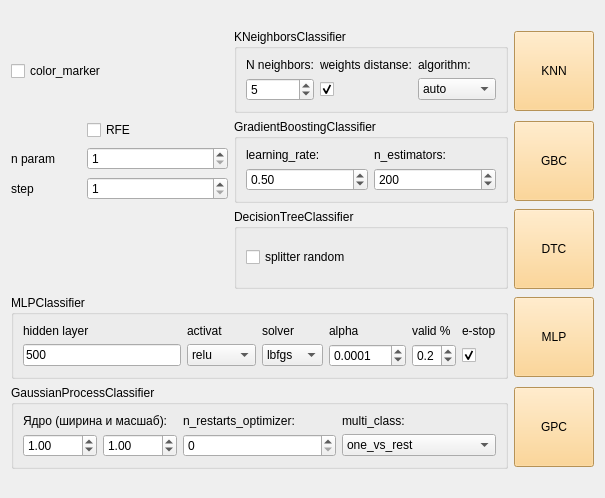
First picture: the form in qt/classifier_form.ui, repository idergunoff/geovel_1.0, before the edit.
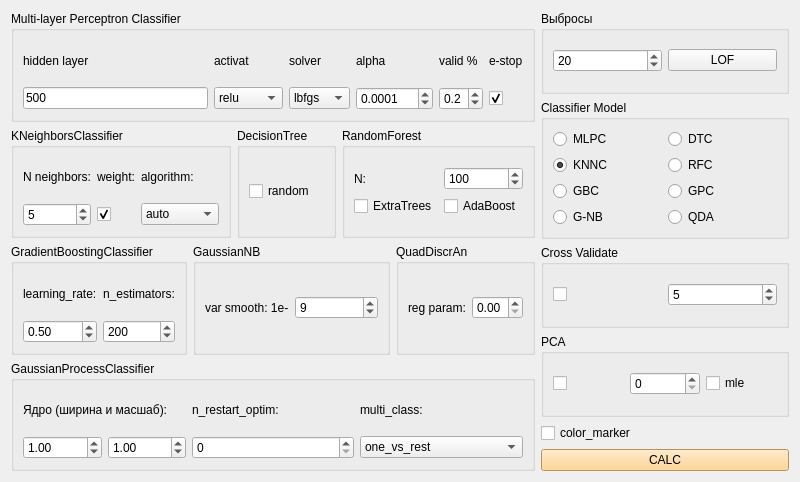
Second picture: the form after the edit.

Commit message: new classifier, random forest, pipeline, lof, pca

What changed in the file:
```diff
--- a/qt/classifier_form.ui
+++ b/qt/classifier_form.ui
@@ -6,8 +6,8 @@
    <rect>
     <x>0</x>
     <y>0</y>
-    <width>605</width>
-    <height>498</height>
+    <width>800</width>
+    <height>482</height>
    </rect>
   </property>
   <property name="windowTitle">
@@ -15,21 +15,11 @@
   </property>
   <layout class="QGridLayout" name="gridLayout_5">
    <item row="0" column="0">
-    <layout class="QGridLayout" name="gridLayout_4">
-     <item row="0" column="0">
-      <widget class="QCheckBox" name="checkBox_color_marker">
-       <property name="text">
-        <string>color_marker</string>
-       </property>
-       <property name="checked">
-        <bool>false</bool>
-       </property>
-      </widget>
-     </item>
-     <item row="3" column="0" colspan="2">
+    <layout class="QGridLayout" name="gridLayout_19">
+     <item row="0" column="0" colspan="5">
       <widget class="QGroupBox" name="groupBox">
        <property name="title">
-        <string>MLPClassifier</string>
+        <string>Multi-layer Perceptron Classifier</string>
        </property>
        <layout class="QGridLayout" name="gridLayout">
         <item row="0" column="0">
@@ -175,7 +165,7 @@
        </layout>
       </widget>
      </item>
-     <item row="0" column="1">
+     <item row="1" column="0" colspan="2">
       <widget class="QGroupBox" name="groupBox_2">
        <property name="title">
         <string>KNeighborsClassifier</string>
@@ -191,7 +181,7 @@
         <item row="0" column="1">
          <widget class="QLabel" name="label_41">
           <property name="text">
-           <string>weights distanse:</string>
+           <string>weight:</string>
           </property>
          </widget>
         </item>
@@ -259,22 +249,75 @@
       </widget>
      </item>
      <item row="1" column="2">
-      <widget class="QPushButton" name="pushButton_calc_gbc">
-       <property name="minimumSize">
-        <size>
-         <width>0</width>
-         <height>80</height>
-        </size>
+      <widget class="QGroupBox" name="groupBox_4">
+       <property name="title">
+        <string>DecisionTree</string>
        </property>
-       <property name="styleSheet">
-        <string notr="true">background-color: rgb(255, 204, 121);</string>
+       <layout class="QGridLayout" name="gridLayout_7">
+        <item row="0" column="0">
+         <widget class="QCheckBox" name="checkBox_splitter_rnd">
+          <property name="toolTip">
+           <string>Стратегия, используемая для выбора разделения в узлах. Возможные значения - &quot;best&quot; (выбирается лучшее разделение) или &quot;random&quot; (выбирается случайное разделение)</string>
+          </property>
+          <property name="text">
+           <string>random</string>
+          </property>
+         </widget>
+        </item>
+       </layout>
+      </widget>
+     </item>
+     <item row="1" column="3" colspan="2">
+      <widget class="QGroupBox" name="groupBox_10">
+       <property name="title">
+        <string>RandomForest</string>
        </property>
-       <property name="text">
-        <string>GBC</string>
-       </property>
+       <layout class="QGridLayout" name="gridLayout_16">
+        <item row="0" column="0">
+         <layout class="QGridLayout" name="gridLayout_15">
+          <item row="0" column="0">
+           <widget class="QLabel" name="label_7">
+            <property name="text">
+             <string>N:</string>
+            </property>
+           </widget>
+          </item>
+          <item row="0" column="1">
+           <widget class="QSpinBox" name="spinBox_rfc_n">
+            <property name="minimum">
+             <number>1</number>
+            </property>
+            <property name="maximum">
+             <number>10000</number>
+            </property>
+            <property name="singleStep">
+             <number>10</number>
+            </property>
+            <property name="value">
+             <number>100</number>
+            </property>
+           </widget>
+          </item>
+          <item row="1" column="1">
+           <widget class="QCheckBox" name="checkBox_rfc_ada">
+            <property name="text">
+             <string>AdaBoost</string>
+            </property>
+           </widget>
+          </item>
+          <item row="1" column="0">
+           <widget class="QCheckBox" name="checkBox_rfc_extra">
+            <property name="text">
+             <string>ExtraTrees</string>
+            </property>
+           </widget>
+          </item>
+         </layout>
+        </item>
+       </layout>
       </widget>
      </item>
-     <item row="1" column="1">
+     <item row="2" column="0">
       <widget class="QGroupBox" name="groupBox_6">
        <property name="title">
         <string>GradientBoostingClassifier</string>
@@ -338,7 +381,82 @@
        </layout>
       </widget>
      </item>
-     <item row="4" column="0" colspan="2">
+     <item row="2" column="1" colspan="3">
+      <widget class="QGroupBox" name="groupBox_8">
+       <property name="title">
+        <string>GaussianNB</string>
+       </property>
+       <layout class="QGridLayout" name="gridLayout_14">
+        <item row="0" column="0">
+         <layout class="QGridLayout" name="gridLayout_13">
+          <item row="0" column="0">
+           <widget class="QLabel" name="label_4">
+            <property name="toolTip">
+             <string>Доля наибольшей дисперсии всех признаков, которая добавляется к дисперсиям для стабильности вычислений</string>
+            </property>
+            <property name="text">
+             <string>var smooth: 1e-</string>
+            </property>
+           </widget>
+          </item>
+          <item row="0" column="1">
+           <widget class="QSpinBox" name="spinBox_gnb_var_smooth">
+            <property name="toolTip">
+             <string>Доля наибольшей дисперсии всех признаков, которая добавляется к дисперсиям для стабильности вычислений</string>
+            </property>
+            <property name="minimum">
+             <number>5</number>
+            </property>
+            <property name="maximum">
+             <number>12</number>
+            </property>
+            <property name="value">
+             <number>9</number>
+            </property>
+           </widget>
+          </item>
+         </layout>
+        </item>
+       </layout>
+      </widget>
+     </item>
+     <item row="2" column="4">
+      <widget class="QGroupBox" name="groupBox_7">
+       <property name="title">
+        <string>QuadDiscrAn</string>
+       </property>
+       <layout class="QGridLayout" name="gridLayout_12">
+        <item row="0" column="0">
+         <layout class="QGridLayout" name="gridLayout_11">
+          <item row="0" column="0">
+           <widget class="QLabel" name="label_3">
+            <property name="toolTip">
+             <string>Регуляризационный параметр, добавляемый к диагонали матрицы дисперсии в каждом классе. Использование регуляризации может быть полезно в случаях, когда количество признаков больше количества образцов.</string>
+            </property>
+            <property name="text">
+             <string>reg param:</string>
+            </property>
+           </widget>
+          </item>
+          <item row="0" column="1">
+           <widget class="QDoubleSpinBox" name="doubleSpinBox_qda_reg_param">
+            <property name="toolTip">
+             <string>Регуляризационный параметр, добавляемый к диагонали матрицы дисперсии в каждом классе. Использование регуляризации может быть полезно в случаях, когда количество признаков больше количества образцов.</string>
+            </property>
+            <property name="maximum">
+             <double>1.000000000000000</double>
+            </property>
+            <property name="singleStep">
+             <double>0.010000000000000</double>
+            </property>
+           </widget>
+          </item>
+         </layout>
+        </item>
+       </layout>
+      </widget>
+     </item>
+     <item row="3" column="0" colspan="5">
       <widget class="QGroupBox" name="groupBox_3">
        <property name="title">
         <string>GaussianProcessClassifier</string>
@@ -357,7 +475,7 @@
            <string>Определяет количество повторных запусков оптимизации параметров для выбора наилучшего значения. Это может помочь избежать локальных оптимумов.</string>
           </property>
           <property name="text">
-           <string>n_restarts_optimizer:</string>
+           <string>n_restart_optim:</string>
           </property>
          </widget>
         </item>
@@ -446,137 +564,247 @@
        </layout>
       </widget>
      </item>
-     <item row="3" column="2">
-      <widget class="QPushButton" name="pushButton_calc_mlp">
-       <property name="minimumSize">
-        <size>
-         <width>0</width>
-         <height>80</height>
-        </size>
+    </layout>
+   </item>
+   <item row="0" column="1">
+    <layout class="QGridLayout" name="gridLayout_18">
+     <item row="0" column="0">
+      <widget class="QGroupBox" name="groupBox_12">
+       <property name="title">
+        <string>Выбросы</string>
        </property>
-       <property name="styleSheet">
-        <string notr="true">background-color: rgb(255, 204, 121);</string>
+       <layout class="QGridLayout" name="gridLayout_17">
+        <item row="0" column="0">
+         <widget class="QSpinBox" name="spinBox_lof_neighbor">
+          <property name="minimum">
+           <number>1</number>
+          </property>
+          <property name="maximum">
+           <number>1000</number>
+          </property>
+          <property name="value">
+           <number>20</number>
+          </property>
+         </widget>
+        </item>
+        <item row="0" column="1">
+         <widget class="QPushButton" name="pushButton_lof">
+          <property name="text">
+           <string>LOF</string>
+          </property>
+         </widget>
+        </item>
+       </layout>
+      </widget>
+     </item>
+     <item row="1" column="0">
+      <widget class="QGroupBox" name="groupBox_5">
+       <property name="title">
+        <string>Classifier Model</string>
        </property>
+       <layout class="QGridLayout" name="gridLayout_10">
+        <item row="0" column="0">
+         <layout class="QGridLayout" name="gridLayout_4">
+          <item row="0" column="0">
+           <widget class="QRadioButton" name="radioButton_mlp">
+            <property name="toolTip">
+             <string>Multi-layer Perceptron classifier</string>
+            </property>
+            <property name="text">
+             <string>MLPC</string>
+            </property>
+            <attribute name="buttonGroup">
+             <string notr="true">buttonGroup</string>
+            </attribute>
+           </widget>
+          </item>
+          <item row="0" column="1">
+           <widget class="QRadioButton" name="radioButton_dtc">
+            <property name="toolTip">
+             <string>Decision Tree classifier</string>
+            </property>
+            <property name="text">
+             <string>DTC</string>
+            </property>
+            <attribute name="buttonGroup">
+             <string notr="true">buttonGroup</string>
+            </attribute>
+           </widget>
+          </item>
+          <item row="1" column="0">
+           <widget class="QRadioButton" name="radioButton_knn">
+            <property name="toolTip">
+             <string>K-Nearest Neighbors classifier</string>
+            </property>
+            <property name="text">
+             <string>KNNC</string>
+            </property>
+            <property name="checked">
+             <bool>true</bool>
+            </property>
+            <attribute name="buttonGroup">
+             <string notr="true">buttonGroup</string>
+            </attribute>
+           </widget>
+          </item>
+          <item row="1" column="1">
+           <widget class="QRadioButton" name="radioButton_rfc">
+            <property name="toolTip">
+             <string>Random Forest classifier</string>
+            </property>
+            <property name="text">
+             <string>RFC</string>
+            </property>
+            <attribute name="buttonGroup">
+             <string notr="true">buttonGroup</string>
+            </attribute>
+           </widget>
+          </item>
+          <item row="2" column="0">
+           <widget class="QRadioButton" name="radioButton_gbc">
+            <property name="toolTip">
+             <string>Gradient Boosting for classification</string>
+            </property>
+            <property name="text">
+             <string>GBC</string>
+            </property>
+            <property name="checked">
+             <bool>false</bool>
+            </property>
+            <attribute name="buttonGroup">
+             <string notr="true">buttonGroup</string>
+            </attribute>
+           </widget>
+          </item>
+          <item row="2" column="1">
+           <widget class="QRadioButton" name="radioButton_gpc">
+            <property name="toolTip">
+             <string>Gaussian Process classification</string>
+            </property>
+            <property name="text">
+             <string>GPC</string>
+            </property>
+            <attribute name="buttonGroup">
+             <string notr="true">buttonGroup</string>
+            </attribute>
+           </widget>
+          </item>
+          <item row="3" column="0">
+           <widget class="QRadioButton" name="radioButton_gnb">
+            <property name="toolTip">
+             <string>Gaussian Naive Bayes</string>
+            </property>
+            <property name="text">
+             <string>G-NB</string>
+            </property>
+            <attribute name="buttonGroup">
+             <string notr="true">buttonGroup</string>
+            </attribute>
+           </widget>
+          </item>
+          <item row="3" column="1">
+           <widget class="QRadioButton" name="radioButton_qda">
+            <property name="toolTip">
+             <string>Quadratic Discriminant Analysis</string>
+            </property>
+            <property name="text">
+             <string>QDA</string>
+            </property>
+            <attribute name="buttonGroup">
+             <string notr="true">buttonGroup</string>
+            </attribute>
+           </widget>
+          </item>
+         </layout>
+        </item>
+       </layout>
+      </widget>
+     </item>
+     <item row="2" column="0">
+      <widget class="QGroupBox" name="groupBox_9">
+       <property name="title">
+        <string>Cross Validate</string>
+       </property>
+       <layout class="QGridLayout" name="gridLayout_9">
+        <item row="0" column="0">
+         <widget class="QCheckBox" name="checkBox_cross_val">
+          <property name="text">
+           <string/>
+          </property>
+         </widget>
+        </item>
+        <item row="0" column="1">
+         <widget class="QSpinBox" name="spinBox_n_cross_val">
+          <property name="minimum">
+           <number>2</number>
+          </property>
+          <property name="value">
+           <number>5</number>
+          </property>
+         </widget>
+        </item>
+       </layout>
+      </widget>
+     </item>
+     <item row="3" column="0">
+      <widget class="QGroupBox" name="groupBox_11">
+       <property name="title">
+        <string>PCA</string>
+       </property>
+       <layout class="QGridLayout" name="gridLayout_8">
+        <item row="0" column="0">
+         <widget class="QCheckBox" name="checkBox_pca">
+          <property name="text">
+           <string/>
+          </property>
+         </widget>
+        </item>
+        <item row="0" column="1">
+         <widget class="QSpinBox" name="spinBox_pca">
+          <property name="maximum">
+           <number>1000</number>
+          </property>
+         </widget>
+        </item>
+        <item row="0" column="2">
+         <widget class="QCheckBox" name="checkBox_pca_mle">
+          <property name="text">
+           <string>mle</string>
+          </property>
+         </widget>
+        </item>
+       </layout>
+      </widget>
+     </item>
+     <item row="4" column="0">
+      <widget class="QCheckBox" name="checkBox_color_marker">
        <property name="text">
-        <string>MLP</string>
+        <string>color_marker</string>
        </property>
+       <property name="checked">
+        <bool>false</bool>
+       </property>
       </widget>
      </item>
-     <item row="4" column="2">
-      <widget class="QPushButton" name="pushButton_calc_gpc">
+     <item row="5" column="0">
+      <widget class="QPushButton" name="pushButton_calc">
        <property name="minimumSize">
         <size>
          <width>0</width>
-         <height>80</height>
+         <height>0</height>
         </size>
        </property>
        <property name="styleSheet">
         <string notr="true">background-color: rgb(255, 204, 121);</string>
        </property>
        <property name="text">
-        <string>GPC</string>
+        <string>CALC</string>
        </property>
        <property name="autoRepeatInterval">
         <number>100</number>
        </property>
       </widget>
      </item>
-     <item row="0" column="2">
-      <widget class="QPushButton" name="pushButton_calc_knn">
-       <property name="minimumSize">
-        <size>
-         <width>0</width>
-         <height>80</height>
-        </size>
-       </property>
-       <property name="styleSheet">
-        <string notr="true">background-color: rgb(255, 204, 121);</string>
-       </property>
-       <property name="text">
-        <string>KNN</string>
-       </property>
-      </widget>
-     </item>
-     <item row="2" column="1">
-      <widget class="QGroupBox" name="groupBox_4">
-       <property name="title">
-        <string>DecisionTreeClassifier</string>
-       </property>
-       <layout class="QGridLayout" name="gridLayout_7">
-        <item row="0" column="0">
-         <widget class="QCheckBox" name="checkBox_splitter_rnd">
-          <property name="toolTip">
-           <string>Стратегия, используемая для выбора разделения в узлах. Возможные значения - &quot;best&quot; (выбирается лучшее разделение) или &quot;random&quot; (выбирается случайное разделение)</string>
-          </property>
-          <property name="text">
-           <string>splitter random</string>
-          </property>
-         </widget>
-        </item>
-       </layout>
-      </widget>
-     </item>
-     <item row="2" column="2">
-      <widget class="QPushButton" name="pushButton_calc_dtc">
-       <property name="minimumSize">
-        <size>
-         <width>0</width>
-         <height>80</height>
-        </size>
-       </property>
-       <property name="styleSheet">
-        <string notr="true">background-color: rgb(255, 204, 121);</string>
-       </property>
-       <property name="text">
-        <string>DTC</string>
-       </property>
-      </widget>
-     </item>
-     <item row="1" column="0">
-      <layout class="QGridLayout" name="gridLayout_8" columnstretch="1,2">
-       <item row="0" column="1">
-        <widget class="QCheckBox" name="checkBox_rfe">
-         <property name="text">
-          <string>RFE</string>
-         </property>
-        </widget>
-       </item>
-       <item row="1" column="0">
-        <widget class="QLabel" name="label">
-         <property name="text">
-          <string>n param</string>
-         </property>
-        </widget>
-       </item>
-       <item row="1" column="1">
-        <widget class="QSpinBox" name="spinBox_rfe_n_param">
-         <property name="minimum">
-          <number>1</number>
-         </property>
-         <property name="maximum">
-          <number>1000</number>
-         </property>
-        </widget>
-       </item>
-       <item row="2" column="0">
-        <widget class="QLabel" name="label_2">
-         <property name="text">
-          <string>step</string>
-         </property>
-        </widget>
-       </item>
-       <item row="2" column="1">
-        <widget class="QSpinBox" name="spinBox_rfe_step">
-         <property name="minimum">
-          <number>1</number>
-         </property>
-         <property name="maximum">
-          <number>100</number>
-         </property>
-        </widget>
-       </item>
-      </layout>
-     </item>
     </layout>
    </item>
   </layout>
```
Left out of the diff: 5 changed lines with no effect on the pictures. The commit also changes 12 other files.
